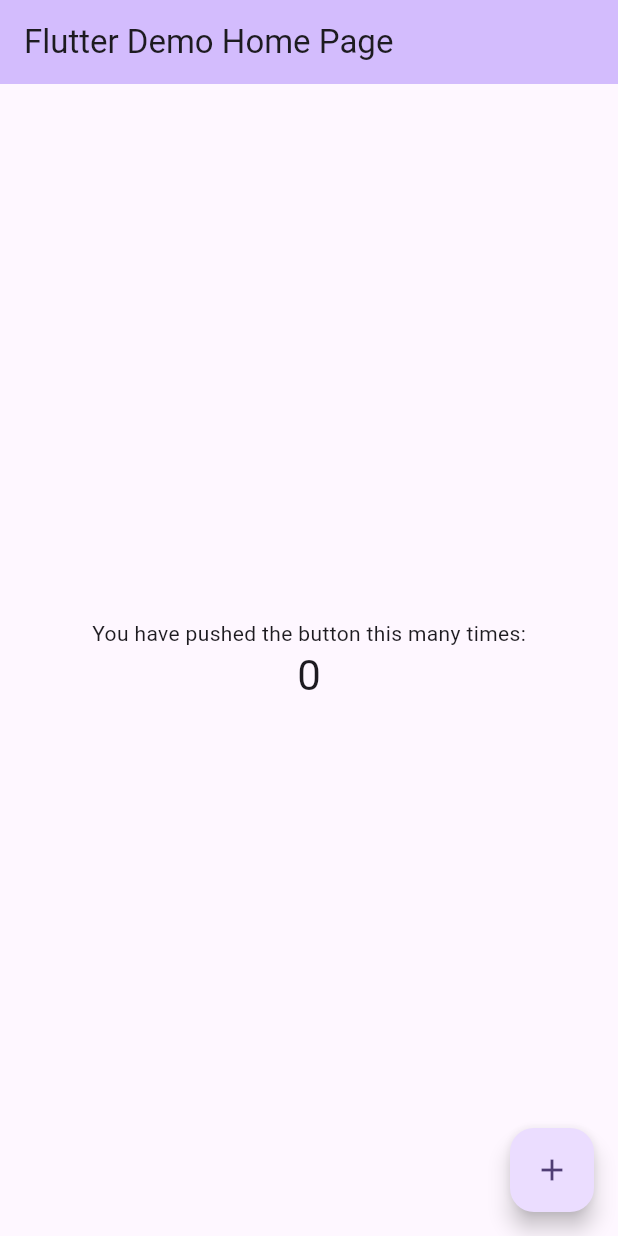
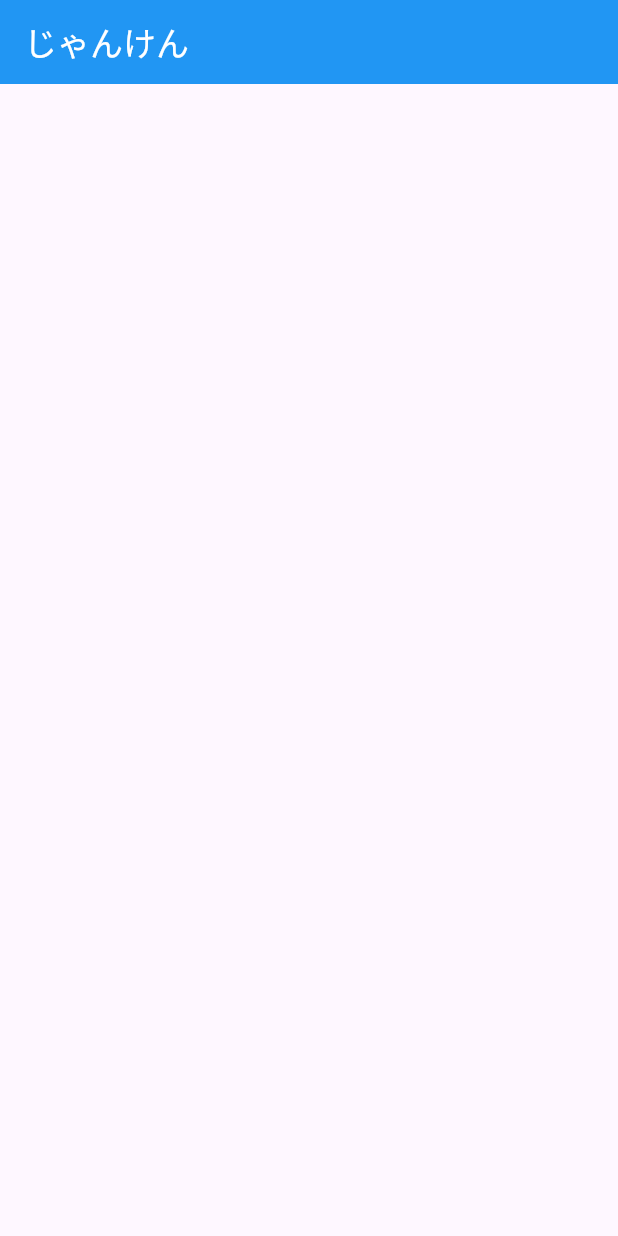
Before and after one commit to oharu-iii/HelloFlutter, a Flutter app: the screen it shows after launch, on a phone screen of 412 x 824 dp. Run offline on Flutter 3.47's test engine with Material 3 defaults, Android fonts, the phone set to English and light mode, and no system bars.

Commit message:
AppBarを追加

```diff
--- a/janken/lib/main.dart
+++ b/janken/lib/main.dart
@@ -7,119 +7,38 @@
 class MyApp extends StatelessWidget {
   const MyApp({super.key});
 
-  // This widget is the root of your application.
   @override
   Widget build(BuildContext context) {
     return MaterialApp(
       title: 'Flutter Demo',
       theme: ThemeData(
-        // This is the theme of your application.
-        //
-        // TRY THIS: Try running your application with "flutter run". You'll see
-        // the application has a purple toolbar. Then, without quitting the app,
-        // try changing the seedColor in the colorScheme below to Colors.green
-        // and then invoke "hot reload" (save your changes or press the "hot
-        // reload" button in a Flutter-supported IDE, or press "r" if you used
-        // the command line to start the app).
-        //
-        // Notice that the counter didn't reset back to zero; the application
-        // state is not lost during the reload. To reset the state, use hot
-        // restart instead.
-        //
-        // This works for code too, not just values: Most code changes can be
-        // tested with just a hot reload.
-        colorScheme: ColorScheme.fromSeed(seedColor: Colors.deepPurple),
+         colorScheme: ColorScheme.fromSeed(seedColor: Colors.deepPurple),
         useMaterial3: true,
       ),
-      home: const MyHomePage(title: 'Flutter Demo Home Page'),
+      home: JankenPage(),
     );
   }
 }
 
-class MyHomePage extends StatefulWidget {
-  const MyHomePage({super.key, required this.title});
-
-  // This widget is the home page of your application. It is stateful, meaning
-  // that it has a State object (defined below) that contains fields that affect
-  // how it looks.
-
-  // This class is the configuration for the state. It holds the values (in this
-  // case the title) provided by the parent (in this case the App widget) and
-  // used by the build method of the State. Fields in a Widget subclass are
-  // always marked "final".
-
-  final String title;
+class JankenPage extends StatefulWidget {
+  const JankenPage({super.key});
 
   @override
-  State<MyHomePage> createState() => _MyHomePageState();
+  State<JankenPage> createState() => _JankenPageState();
 }
 
-class _MyHomePageState extends State<MyHomePage> {
-  int _counter = 0;
-
-  void _incrementCounter() {
-    setState(() {
-      // This call to setState tells the Flutter framework that something has
-      // changed in this State, which causes it to rerun the build method below
-      // so that the display can reflect the updated values. If we changed
-      // _counter without calling setState(), then the build method would not be
-      // called again, and so nothing would appear to happen.
-      _counter++;
-    });
-  }
-
+class _JankenPageState extends State<JankenPage> {
   @override
   Widget build(BuildContext context) {
-    // This method is rerun every time setState is called, for instance as done
-    // by the _incrementCounter method above.
-    //
-    // The Flutter framework has been optimized to make rerunning build methods
-    // fast, so that you can just rebuild anything that needs updating rather
-    // than having to individually change instances of widgets.
     return Scaffold(
       appBar: AppBar(
-        // TRY THIS: Try changing the color here to a specific color (to
-        // Colors.amber, perhaps?) and trigger a hot reload to see the AppBar
-        // change color while the other colors stay the same.
-        backgroundColor: Theme.of(context).colorScheme.inversePrimary,
-        // Here we take the value from the MyHomePage object that was created by
-        // the App.build method, and use it to set our appbar title.
-        title: Text(widget.title),
+        title: Text(
+          'じゃんけん',
+          style: TextStyle(
+            color: Colors.white,
+          ),),
+        backgroundColor: Colors.blue,
       ),
-      body: Center(
-        // Center is a layout widget. It takes a single child and positions it
-        // in the middle of the parent.
-        child: Column(
-          // Column is also a layout widget. It takes a list of children and
-          // arranges them vertically. By default, it sizes itself to fit its
-          // children horizontally, and tries to be as tall as its parent.
-          //
-          // Column has various properties to control how it sizes itself and
-          // how it positions its children. Here we use mainAxisAlignment to
-          // center the children vertically; the main axis here is the vertical
-          // axis because Columns are vertical (the cross axis would be
-          // horizontal).
-          //
-          // TRY THIS: Invoke "debug painting" (choose the "Toggle Debug Paint"
-          // action in the IDE, or press "p" in the console), to see the
-          // wireframe for each widget.
-          mainAxisAlignment: MainAxisAlignment.center,
-          children: <Widget>[
-            const Text(
-              'You have pushed the button this many times:',
-            ),
-            Text(
-              '$_counter',
-              style: Theme.of(context).textTheme.headlineMedium,
-            ),
-          ],
-        ),
-      ),
-      floatingActionButton: FloatingActionButton(
-        onPressed: _incrementCounter,
-        tooltip: 'Increment',
-        child: const Icon(Icons.add),
-      ), // This trailing comma makes auto-formatting nicer for build methods.
     );
   }
 }
```
